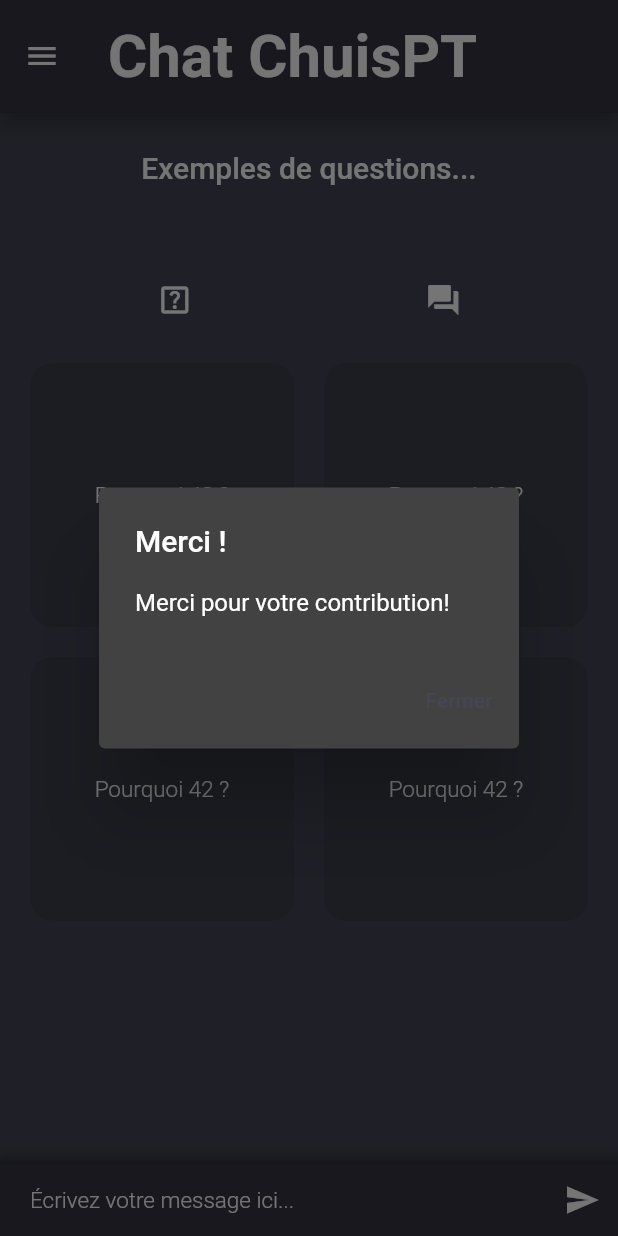
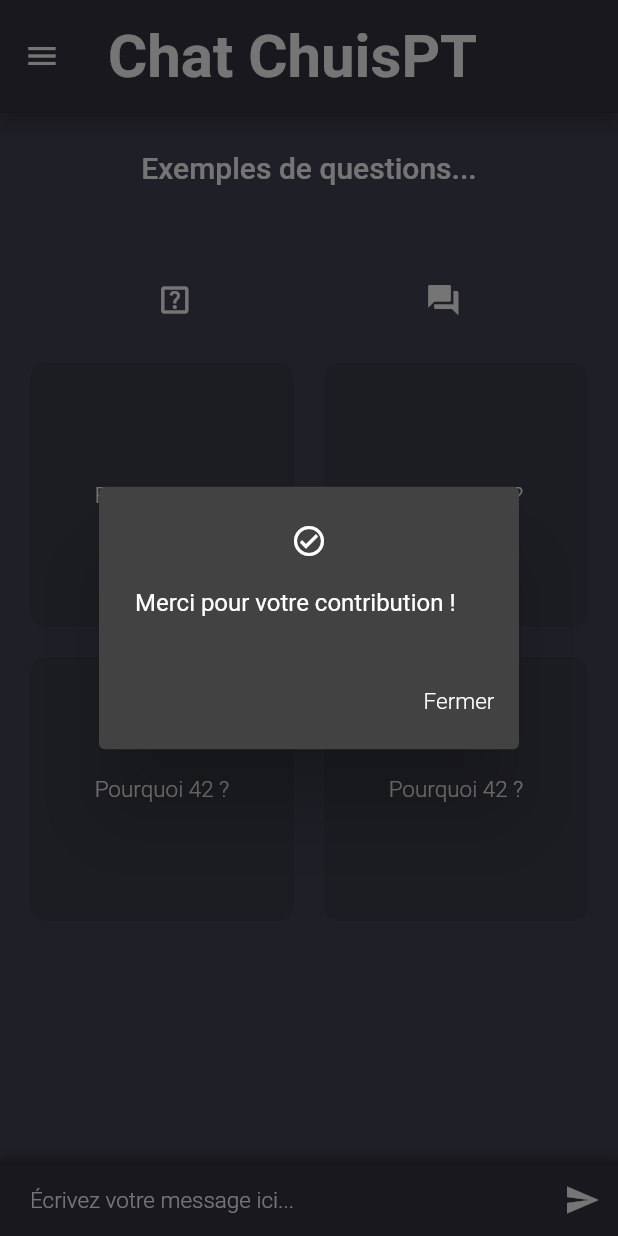
Before and after one commit to robjo82/chat_chuispt, a Flutter app: the MyDrawer widget shown alone on an empty page, opened directly, after a tap on "Contribuer", after a tap on "Envoyer", on a phone screen of 412 x 824 dp. Run offline on Flutter 3.47's test engine with Material 2 defaults, Android fonts, the phone set to English and light mode, and no system bars; our stand-ins replace firebase_core, firebase_database; accounts and stored records are empty.

Commit message:
Front improve

```diff
--- a/lib/main page/components/Drawer.dart
+++ b/lib/main page/components/Drawer.dart
@@ -13,14 +13,14 @@ class MyDrawer extends StatelessWidget {
       context: context,
       builder: (BuildContext context) {
         return AlertDialog(
-          title: const Text('Merci !'),
-          content: const Text('Merci pour votre contribution!'),
+          content: const Text('Merci pour votre contribution !'),
+          icon: const Icon(Icons.check_circle_outline_outlined),
           actions: [
             TextButton(
               onPressed: () {
                 Navigator.of(context).pop();
               },
-              child: const Text('Fermer'),
+              child: Text('Fermer', style: normalText),
             ),
           ],
         );
--- a/lib/main page/components/History.dart
+++ b/lib/main page/components/History.dart
@@ -1,5 +1,3 @@
-import 'dart:ffi';
-
 import '../../main.dart';
 import '../../constants.dart';
 
@@ -28,8 +26,6 @@ class _HistoryState extends State<History> {
   Widget build(BuildContext context) {
     final appState = context.watch<MainAppState>();
     appState.historyKey = _key;
-    double largeurEcran = MediaQuery.of(context).size.width;
-
     return ListView.builder(
       reverse: true,
       itemCount: appState.questionsList.length,
--- a/lib/main page/components/QuestionsGrid.dart
+++ b/lib/main page/components/QuestionsGrid.dart
@@ -36,7 +36,7 @@ class _QuestionGridState extends State<QuestionGrid> {
         Container(
             decoration: BoxDecoration(
                 color: themeApp.colorScheme.secondaryContainer.withOpacity(1),
-                borderRadius: BorderRadius.circular(15)),
+                borderRadius: BorderRadius.circular(10)),
             child: TextButton(
               onPressed: () {
                 setState(() {
```
